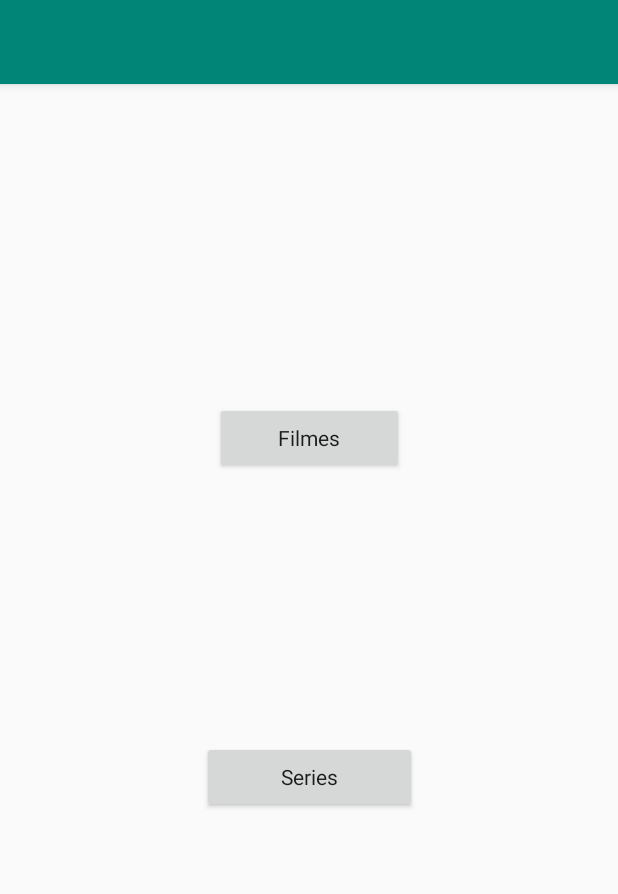
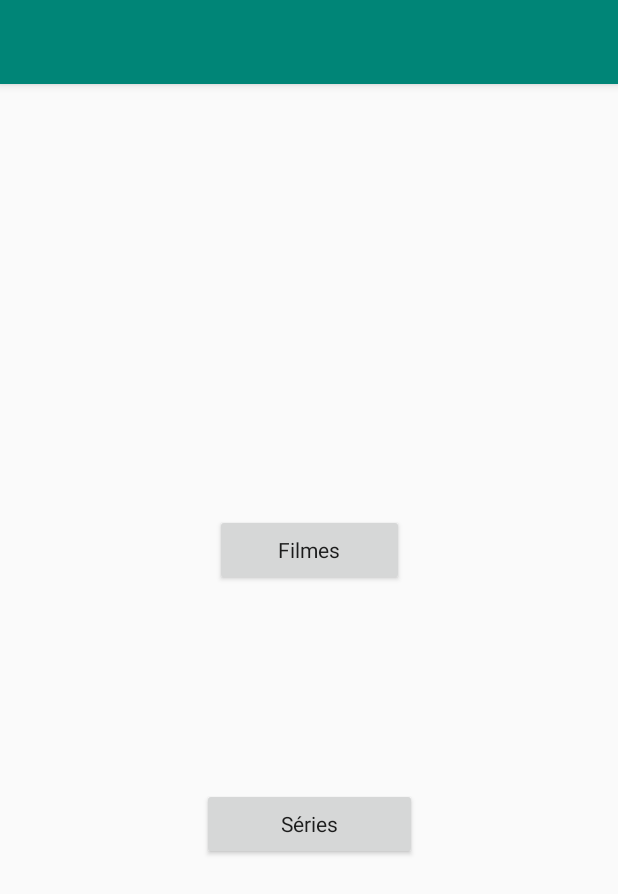
Before and after one commit to pedroreisilva/RateIt, an Android app: the screen it shows after launch (MainActivity), on a phone screen of 412 x 824 dp. Shown: the top 894 px of the screen. Run offline under Robolectric (Android 15) with nearby library versions, the phone set to English and light mode, and no system bars.

Commit message:
Interface changes, strings and dimens add

```diff
--- a/app/src/main/res/layout/content_main.xml
+++ b/app/src/main/res/layout/content_main.xml
@@ -12,13 +12,15 @@
         android:id="@+id/buttonFilmes"
         android:layout_width="126dp"
         android:layout_height="wrap_content"
-        android:layout_marginStart="8dp"
-        android:layout_marginLeft="8dp"
+        android:layout_marginStart="@dimen/margem_default"
+        android:layout_marginLeft="@dimen/margem_default"
         android:layout_marginTop="212dp"
-        android:layout_marginEnd="8dp"
-        android:layout_marginRight="8dp"
+        android:layout_marginEnd="@dimen/margem_default"
+        android:layout_marginRight="@dimen/margem_default"
+        android:layout_marginBottom="30dp"
         android:text="@string/atividade_filmes"
         android:textAppearance="@style/TextAppearance.AppCompat"
+        app:layout_constraintBottom_toTopOf="@+id/buttonSeries"
         app:layout_constraintEnd_toEndOf="parent"
         app:layout_constraintStart_toStartOf="parent"
         app:layout_constraintTop_toTopOf="parent" />
@@ -27,12 +29,12 @@
         android:id="@+id/buttonSeries"
         android:layout_width="143dp"
         android:layout_height="wrap_content"
-        android:layout_marginStart="8dp"
-        android:layout_marginLeft="8dp"
-        android:layout_marginTop="8dp"
-        android:layout_marginEnd="8dp"
-        android:layout_marginRight="8dp"
-        android:layout_marginBottom="112dp"
+        android:layout_marginStart="@dimen/margem_default"
+        android:layout_marginLeft="@dimen/margem_default"
+        android:layout_marginTop="30dp"
+        android:layout_marginEnd="@dimen/margem_default"
+        android:layout_marginRight="@dimen/margem_default"
+        android:layout_marginBottom="176dp"
         android:text="@string/atividade_series"
         android:textAppearance="@style/TextAppearance.AppCompat"
         app:layout_constraintBottom_toBottomOf="parent"
--- a/app/src/main/res/values/dimens.xml
+++ b/app/src/main/res/values/dimens.xml
@@ -1,3 +1,4 @@
 <resources>
-    <dimen name="fab_margin">16dp</dimen>
+    <dimen name="margem_default">8dp</dimen>
+    <dimen name="margem_esp">50dp</dimen>
 </resources>
```
Also changed, not shown: app/src/main/res/layout/activity_series.xml (+58 -10 lines), app/src/main/res/values/strings.xml (+21 -1 lines).
